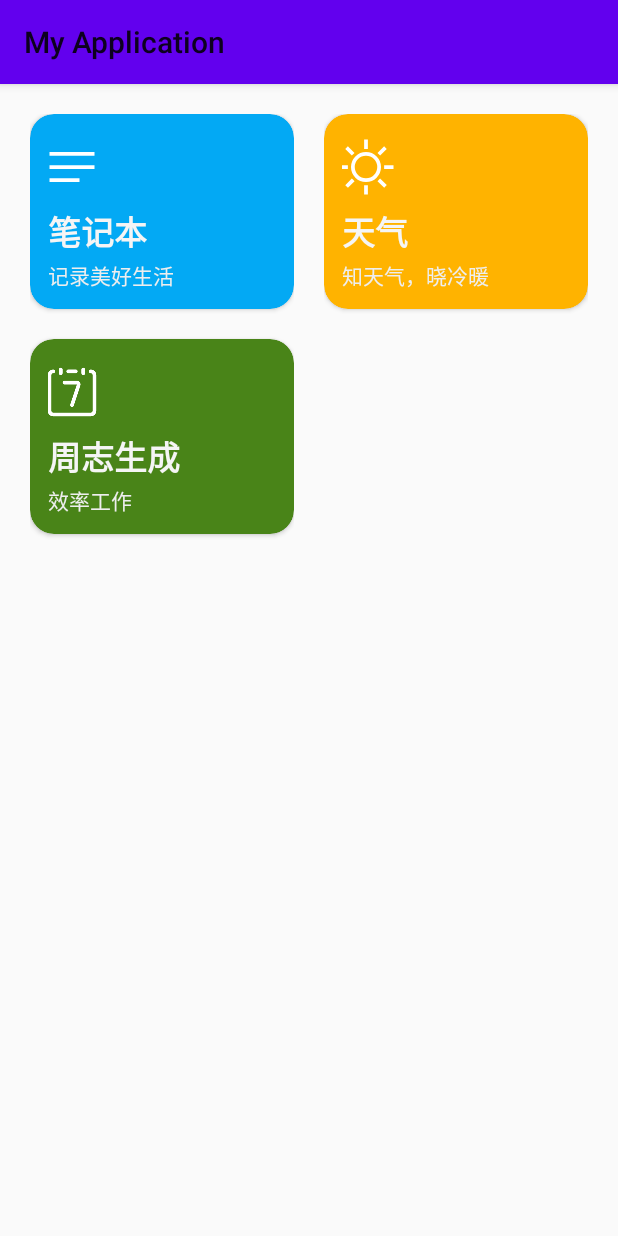
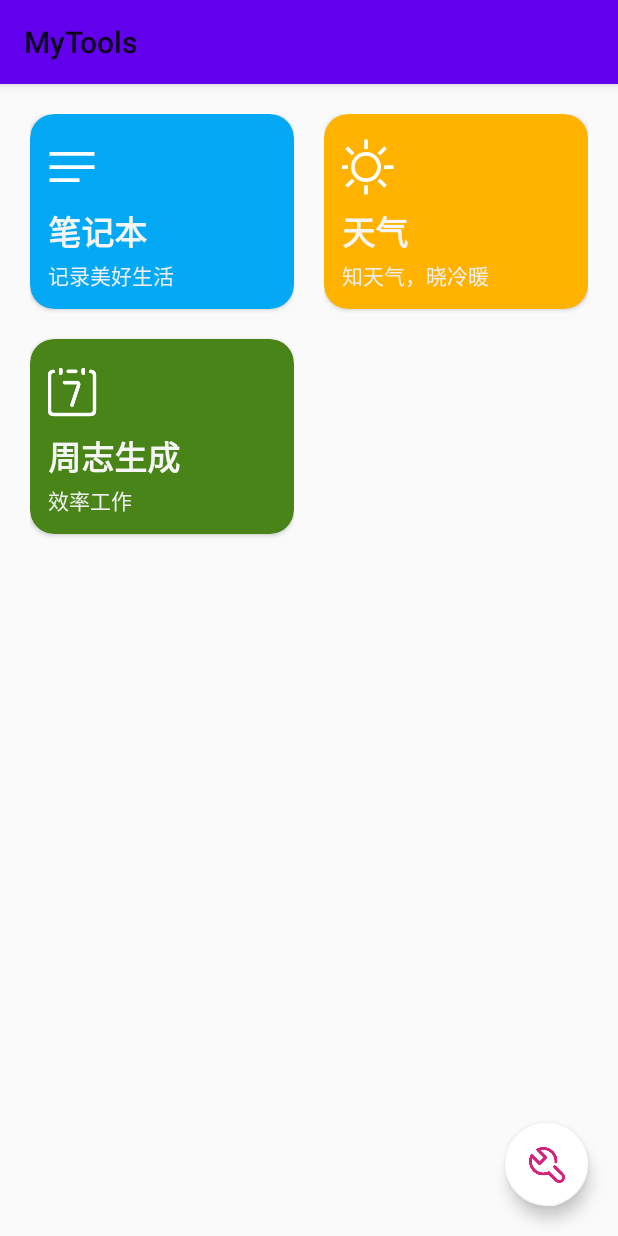
Before and after one commit to Wtier330/MyAssistant, an Android app: the screen it shows after launch (MainActivity), on a phone screen of 412 x 824 dp. Run offline under Robolectric (Android 15) with nearby library versions, the phone set to English and light mode, and no system bars.

Commit message:
feat:完善整体框架(常量类) feat:初步敲定App名称与图标

```diff
--- a/app/build.gradle
+++ b/app/build.gradle
@@ -38,6 +38,7 @@ dependencies {
     //OkHttp
     implementation 'com.squareup.okhttp3:okhttp:3.14.2'
     implementation 'com.squareup.okio:okio:1.17.4'
+    implementation 'androidx.coordinatorlayout:coordinatorlayout:1.1.0'
     //
     compileOnly 'org.projectlombok:lombok:1.18.24'
     annotationProcessor 'org.projectlombok:lombok:1.18.24'
--- a/app/src/main/AndroidManifest.xml
+++ b/app/src/main/AndroidManifest.xml
@@ -5,7 +5,7 @@
     <application
         android:allowBackup="true"
         android:usesCleartextTraffic = "true"
-        android:icon="@mipmap/ic_launcher"
+        android:icon="@drawable/tools"
         android:label="@string/app_name"
         android:roundIcon="@mipmap/ic_launcher_round"
         android:supportsRtl="true"
--- a/app/src/main/java/com/example/myapplication/activity/MainActivity.java
+++ b/app/src/main/java/com/example/myapplication/activity/MainActivity.java
@@ -9,8 +9,10 @@ import android.view.View;
 
 
 import com.example.myapplication.R;
+import com.google.android.material.floatingactionbutton.FloatingActionButton;
 
 public class MainActivity extends AppCompatActivity implements View.OnClickListener {
+
     @Override
     protected void onCreate(Bundle savedInstanceState) {
         super.onCreate(savedInstanceState);
@@ -25,13 +27,15 @@ public class MainActivity extends AppCompatActivity implements View.OnClickListe
 
     //控件初始化
     private void viewinit() {
+        FloatingActionButton fbtMainSetting = (FloatingActionButton) findViewById(R.id.fbt_main_setting);
         CardView bt_notepad = findViewById(R.id.bt_notepad);
         CardView bt_weather = findViewById(R.id.bt_weather);
-        CardView bt_weeklyreport= findViewById(R.id.bt_weeklyreport);
+        CardView bt_weeklyreport = findViewById(R.id.bt_weeklyreport);
 
         SetOnClickListener(bt_weather);
         SetOnClickListener(bt_notepad);
         SetOnClickListener(bt_weeklyreport);
+
     }
 
     //点击事件
@@ -49,4 +53,8 @@ public class MainActivity extends AppCompatActivity implements View.OnClickListe
                 break;
         }
     }
+
+    public void settingMain(View view) {
+
+    }
 }
--- a/app/src/main/res/layout/activity_main.xml
+++ b/app/src/main/res/layout/activity_main.xml
@@ -1,5 +1,5 @@
 <?xml version="1.0" encoding="utf-8"?>
-<androidx.constraintlayout.widget.ConstraintLayout xmlns:android="http://schemas.android.com/apk/res/android"
+<FrameLayout xmlns:android="http://schemas.android.com/apk/res/android"
     xmlns:app="http://schemas.android.com/apk/res-auto"
     xmlns:tools="http://schemas.android.com/tools"
     android:layout_width="match_parent"
@@ -132,6 +132,8 @@
 
                 </RelativeLayout>
             </androidx.cardview.widget.CardView>
+
+
         </LinearLayout>
 
         <LinearLayout
@@ -200,7 +202,15 @@
                 </RelativeLayout>
             </androidx.cardview.widget.CardView>
         </LinearLayout>
-
     </LinearLayout>
 
-</androidx.constraintlayout.widget.ConstraintLayout>
+    <com.google.android.material.floatingactionbutton.FloatingActionButton
+        android:id="@+id/fbt_main_setting"
+        android:layout_width="55dp"
+        android:layout_height="55dp"
+        android:layout_gravity="right|bottom"
+        android:layout_margin="20dp"
+        android:onClick="settingMain"
+        app:backgroundTint="@color/white"
+        app:srcCompat="@drawable/fbt_setting" />
+</FrameLayout>
--- a/app/src/main/res/values/strings.xml
+++ b/app/src/main/res/values/strings.xml
@@ -1,5 +1,5 @@
 <resources>
-    <string name="app_name">My Application</string>
+    <string name="app_name">MyTools</string>
     <string name="main_apps_note_btn_name">记事本</string>
     <string-array name="main_apps_btn_name">
         <item>记事本</item>
```
Also changed, not shown: app/src/main/java/com/example/myapplication/activity/Notepad_Main.java (+4 -7 lines), app/src/main/java/com/example/myapplication/adapter/NoteAdapter.java (+6 -2 lines), app/src/main/java/com/example/myapplication/constants/SPfconstants.java (added, +7 -0 lines), app/src/main/java/com/example/myapplication/utils/MainSpfUtil.java (renamed from app/src/main/java/com/example/myapplication/utils/SpfUtil.java, +8 -9 lines), app/src/main/java/com/example/myapplication/utils/NoteSpfUtil.java (added, +44 -0 lines), app/src/main/res/drawable/fbt_setting.png (added), app/src/main/res/drawable/tools.png (added).
